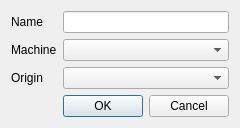
Qt form designer/camo_setup_dialog.ui (JonRob812/CAMOnion) before a commit.
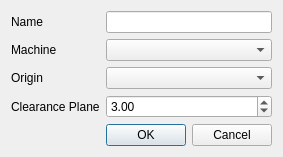
The same form after that commit.

Diff of the .ui file:
```diff
--- a/designer/camo_setup_dialog.ui
+++ b/designer/camo_setup_dialog.ui
@@ -6,8 +6,8 @@
    <rect>
     <x>0</x>
     <y>0</y>
-    <width>219</width>
-    <height>125</height>
+    <width>257</width>
+    <height>151</height>
    </rect>
   </property>
   <property name="windowTitle">
@@ -28,33 +28,23 @@
      </property>
     </widget>
    </item>
-   <item row="3" column="2">
-    <widget class="QDialogButtonBox" name="buttonBox">
-     <property name="orientation">
-      <enum>Qt::Horizontal</enum>
-     </property>
-     <property name="standardButtons">
-      <set>QDialogButtonBox::Cancel|QDialogButtonBox::Ok</set>
-     </property>
-    </widget>
-   </item>
-   <item row="0" column="0">
-    <widget class="QLabel" name="label_3">
-     <property name="text">
-      <string>Name</string>
-     </property>
-    </widget>
-   </item>
    <item row="2" column="2">
     <widget class="QComboBox" name="origin_combo"/>
    </item>
-   <item row="0" column="2">
-    <widget class="QLineEdit" name="setup_name_input"/>
-   </item>
    <item row="1" column="2">
     <widget class="QComboBox" name="machine_combo"/>
    </item>
    <item row="4" column="2">
+    <widget class="QDialogButtonBox" name="buttonBox">
+     <property name="orientation">
+      <enum>Qt::Horizontal</enum>
+     </property>
+     <property name="standardButtons">
+      <set>QDialogButtonBox::Cancel|QDialogButtonBox::Ok</set>
+     </property>
+    </widget>
+   </item>
+   <item row="5" column="2">
     <spacer name="verticalSpacer">
      <property name="orientation">
       <enum>Qt::Vertical</enum>
@@ -67,6 +57,33 @@
      </property>
     </spacer>
    </item>
+   <item row="0" column="2">
+    <widget class="QLineEdit" name="setup_name_input"/>
+   </item>
+   <item row="0" column="0">
+    <widget class="QLabel" name="label_3">
+     <property name="text">
+      <string>Name</string>
+     </property>
+    </widget>
+   </item>
+   <item row="3" column="2">
+    <widget class="QDoubleSpinBox" name="clearance_spinbox">
+     <property name="singleStep">
+      <double>0.100000000000000</double>
+     </property>
+     <property name="value">
+      <double>3.000000000000000</double>
+     </property>
+    </widget>
+   </item>
+   <item row="3" column="0">
+    <widget class="QLabel" name="label_4">
+     <property name="text">
+      <string>Clearance Plane</string>
+     </property>
+    </widget>
+   </item>
   </layout>
  </widget>
  <resources/>
```
